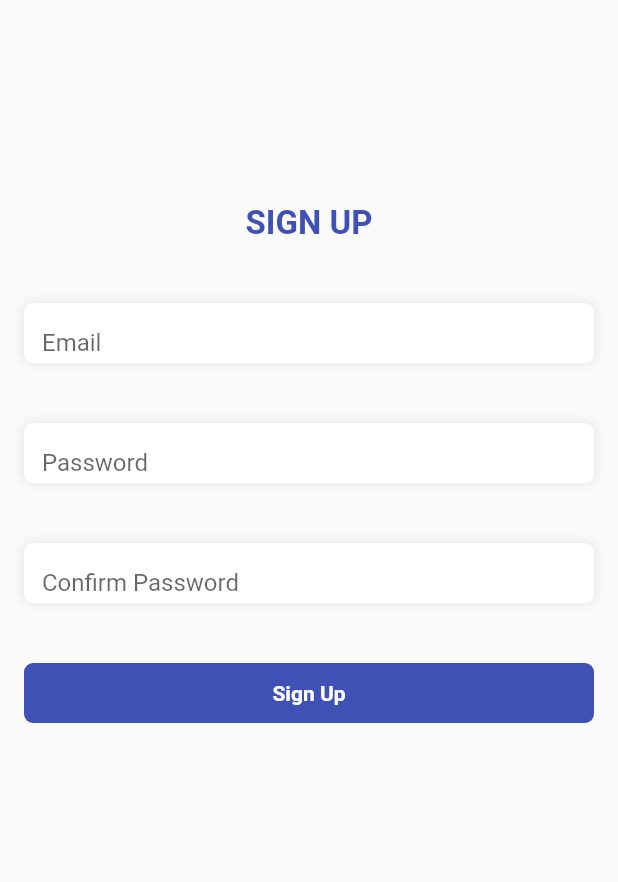
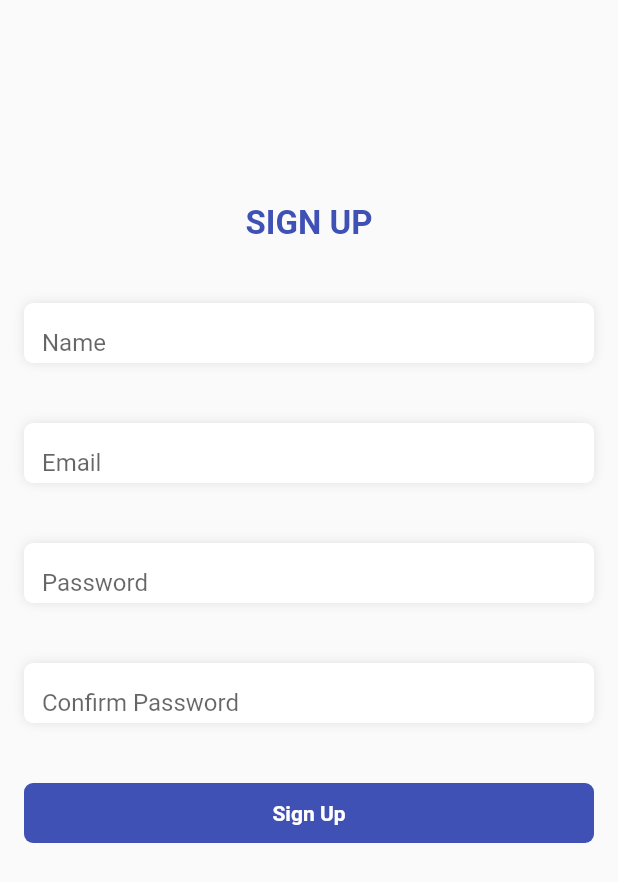
Before and after one commit to sude-shna/CodeAThon, a Flutter app: the screen it shows after launch, after a tap on "Sign Up", on a phone screen of 412 x 824 dp. Shown: the top 882 px of the screen. Run offline on Flutter 3.47's test engine with Material 2 defaults, Android fonts, the phone set to English and light mode, and no system bars; our stand-ins replace get, wave.

```diff
--- a/habit_tracker/lib/main.dart
+++ b/habit_tracker/lib/main.dart
@@ -1,7 +1,6 @@
 import 'package:flutter/material.dart';
 import 'package:get/get.dart';
 import 'package:habit_tracker/screens/splashscreen.dart';
-import 'package:habit_tracker/screens/loginpg.dart';
 
 void main() {
   runApp(const MyApp());
--- a/habit_tracker/lib/screens/get_started.dart
+++ b/habit_tracker/lib/screens/LogIn_SignUp/get_started.dart
@@ -1,7 +1,7 @@
 import 'package:flutter/material.dart';
 import 'package:get/get.dart';
-import 'package:habit_tracker/screens/loginpg.dart';
-import 'package:habit_tracker/screens/signuppg.dart';
+import 'package:habit_tracker/screens/LogIn_SignUp/loginpg.dart';
+import 'package:habit_tracker/screens/LogIn_SignUp/signuppg.dart';
 import 'package:habit_tracker/widgets/button.dart';
 
 class GetStarted extends StatelessWidget {
@@ -32,7 +32,7 @@ class GetStarted extends StatelessWidget {
               InkWell(
                 child: const Button(text: 'Sign In'),
                 onTap: () {
-                  Get.to(LoginPage());
+                  Get.to(() => LoginPage());
                 },
               ),
               const SizedBox(height: 40),
@@ -49,7 +49,7 @@ class GetStarted extends StatelessWidget {
               InkWell(
                 child: const Button(text: 'Sign Up'),
                 onTap: () {
-                  Get.to(SignUpPage());
+                  Get.to(() => SignUpPage());
                 },
               ),
             ],
--- a/habit_tracker/lib/screens/signuppg.dart
+++ b/habit_tracker/lib/screens/LogIn_SignUp/loginpg.dart
@@ -1,9 +1,11 @@
 import 'package:flutter/material.dart';
+import 'package:get/get.dart';
+import 'package:habit_tracker/screens/homepage.dart';
 import 'package:habit_tracker/widgets/button.dart';
 import 'package:habit_tracker/widgets/textutils.dart';
 
-class SignUpPage extends StatelessWidget {
-  SignUpPage({Key? key}) : super(key: key);
+class LoginPage extends StatelessWidget {
+  LoginPage({Key? key}) : super(key: key);
   final TextEditingController emailcontroller = TextEditingController();
   final TextEditingController pwdcontroller = TextEditingController();
 
@@ -21,7 +23,7 @@ class SignUpPage extends StatelessWidget {
                 const SizedBox(height: 120),
                 Container(
                   child: const Text(
-                    'SIGN UP',
+                    'LOGIN',
                     style: TextStyle(
                       color: Colors.indigo,
                       fontSize: 22,
@@ -44,14 +46,12 @@ class SignUpPage extends StatelessWidget {
                   obscure: true,
                 ),
                 const SizedBox(height: 40),
-                TextUtils(
-                  controller: pwdcontroller,
-                  text: 'Confirm Password',
-                  textInputType: TextInputType.text,
-                  obscure: true,
+                InkWell(
+                  child: Button(text: 'Sign In'),
+                  onTap: () {
+                    Get.to(() => MyHomePage());
+                  },
                 ),
-                const SizedBox(height: 40),
-                InkWell(child: Button(text: 'Sign Up')),
               ],
             ),
           ),
--- a/habit_tracker/lib/screens/loginpg.dart
+++ b/habit_tracker/lib/screens/LogIn_SignUp/signuppg.dart
@@ -1,9 +1,11 @@
 import 'package:flutter/material.dart';
+import 'package:get/get.dart';
+import 'package:habit_tracker/screens/homepage.dart';
 import 'package:habit_tracker/widgets/button.dart';
 import 'package:habit_tracker/widgets/textutils.dart';
 
-class LoginPage extends StatelessWidget {
-  LoginPage({Key? key}) : super(key: key);
+class SignUpPage extends StatelessWidget {
+  SignUpPage({Key? key}) : super(key: key);
   final TextEditingController emailcontroller = TextEditingController();
   final TextEditingController pwdcontroller = TextEditingController();
 
@@ -21,13 +23,20 @@ class LoginPage extends StatelessWidget {
                 const SizedBox(height: 120),
                 Container(
                   child: const Text(
-                    'LOGIN',
+                    'SIGN UP',
                     style: TextStyle(
                       color: Colors.indigo,
                       fontSize: 22,
                       fontWeight: FontWeight.bold,
                     ),
                   ),
+                ),
+                const SizedBox(height: 40),
+                TextUtils(
+                  controller: emailcontroller,
+                  text: 'Name',
+                  obscure: false,
+                  textInputType: TextInputType.name,
                 ),
                 const SizedBox(height: 40),
                 TextUtils(
@@ -44,7 +53,19 @@ class LoginPage extends StatelessWidget {
                   obscure: true,
                 ),
                 const SizedBox(height: 40),
-                InkWell(child: Button(text: 'Sign In')),
+                TextUtils(
+                  controller: pwdcontroller,
+                  text: 'Confirm Password',
+                  textInputType: TextInputType.text,
+                  obscure: true,
+                ),
+                const SizedBox(height: 40),
+                InkWell(
+                  child: Button(text: 'Sign Up'),
+                  onTap: () {
+                    Get.to(() => MyHomePage());
+                  },
+                ),
               ],
             ),
           ),
--- a/habit_tracker/lib/screens/splashscreen.dart
+++ b/habit_tracker/lib/screens/splashscreen.dart
@@ -2,7 +2,7 @@ import 'dart:async';
 
 import 'package:flutter/material.dart';
 import 'package:get/get.dart';
-import 'package:habit_tracker/screens/get_started.dart';
+import 'package:habit_tracker/screens/LogIn_SignUp/get_started.dart';
 
 class SplashScreen extends StatelessWidget {
   const SplashScreen({super.key});
--- a/habit_tracker/pubspec.yaml
+++ b/habit_tracker/pubspec.yaml
@@ -30,7 +30,7 @@ environment:
 dependencies:
   flutter:
     sdk: flutter
-
+  wave: ^0.2.2
 
   # The following adds the Cupertino Icons font to your application.
   # Use with the CupertinoIcons class for iOS style icons.
```
Also changed, not shown: habit_tracker/lib/screens/homepage.dart (added, +103 -0 lines), habit_tracker/lib/widgets/ui.dart (added, +34 -0 lines), habit_tracker/pubspec.lock.
